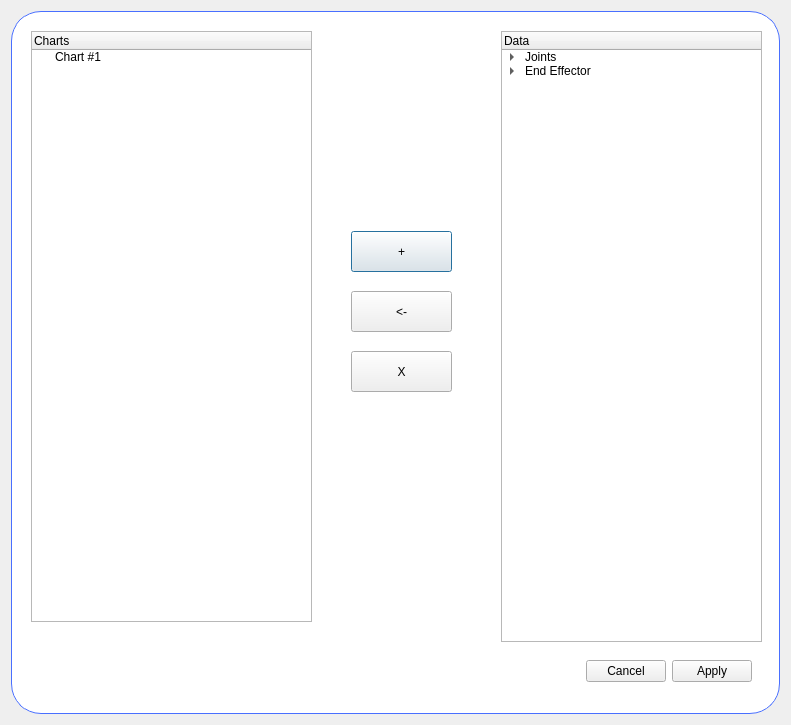
Old version of the form src/PlotConfigDialog.ui in the repository thinkexist1989/rocos-viz.
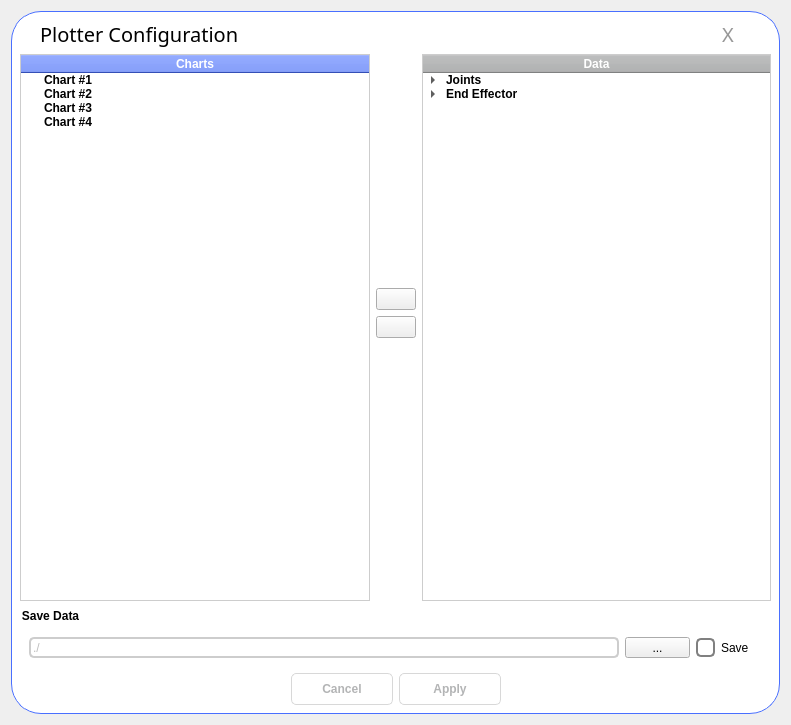
New version of the form. Icons and pictures are not drawn.

Commit message:
Not Finished! Update About and Plotter
修改了关于界面和Plotter配置界面相关内容

```diff
--- a/src/PlotConfigDialog.ui
+++ b/src/PlotConfigDialog.ui
@@ -24,24 +24,257 @@
    border: 1px solid #496FFF;
 }</string>
      </property>
-     <widget class="QTreeWidget" name="treeWidget">
-      <property name="geometry">
-       <rect>
-        <x>490</x>
-        <y>20</y>
-        <width>261</width>
-        <height>611</height>
-       </rect>
+     <layout class="QGridLayout" name="gridLayout_2">
+      <item row="0" column="0" colspan="3">
+       <layout class="QHBoxLayout" name="horizontalLayout" stretch="3,10,1">
+        <property name="leftMargin">
+         <number>20</number>
+        </property>
+        <property name="rightMargin">
+         <number>20</number>
+        </property>
+        <item>
+         <widget class="QLabel" name="label_3">
+          <property name="font">
+           <font>
+            <family>Alibaba PuHuiTi 3.0</family>
+            <pointsize>15</pointsize>
+            <italic>false</italic>
+            <bold>false</bold>
+           </font>
+          </property>
+          <property name="styleSheet">
+           <string notr="true">QLabel {
+    	font: 15pt &quot;Alibaba PuHuiTi 3.0&quot;;
+}</string>
+          </property>
+          <property name="text">
+           <string>Plotter Configuration</string>
+          </property>
+         </widget>
+        </item>
+        <item>
+         <spacer name="horizontalSpacer">
+          <property name="orientation">
+           <enum>Qt::Horizontal</enum>
+          </property>
+          <property name="sizeHint" stdset="0">
+           <size>
+            <width>40</width>
+            <height>20</height>
+           </size>
+          </property>
+         </spacer>
+        </item>
+        <item>
+         <widget class="QPushButton" name="exitButton">
+          <property name="sizePolicy">
+           <sizepolicy hsizetype="Preferred" vsizetype="Preferred">
+            <horstretch>0</horstretch>
+            <verstretch>0</verstretch>
+           </sizepolicy>
+          </property>
+          <property name="font">
+           <font>
+            <family>Alibaba PuHuiTi 3.0</family>
+            <pointsize>15</pointsize>
+            <italic>false</italic>
+            <bold>false</bold>
+           </font>
+          </property>
+          <property name="styleSheet">
+           <string notr="true">QPushButton {
+    font: 15pt &quot;Alibaba PuHuiTi 3.0&quot;;
+
+	border: 0px solid #D8D8D8;
+	border-radius: 40px;
+	color: #979797;
+}
+
+QPushButton:hover {
+	background-color: #496FFF;
+	color: white;
+}
+
+QPushButton:pressed, QPushButton:checked {
+	color: red;
+}
+</string>
+          </property>
+          <property name="text">
+           <string>X</string>
+          </property>
+         </widget>
+        </item>
+       </layout>
+      </item>
+      <item row="1" column="0" rowspan="4">
+       <widget class="QTreeWidget" name="plotTree">
+        <property name="styleSheet">
+         <string notr="true">QTreeWidget {
+    background-color: #ffffff;
+    color: #000000;
+    border: 1px solid #cdcdcd;
+}
+
+
+QHeaderView {
+    background-color: rgb(73, 111, 255);
+    color: white;
+    font-weight: bold;
+}
+
+QTreeWidget::item{
+    background: white;
+}
+
+QTreeView::item:hover {
+    background: rgb(69, 187, 217);
+}
+
+QTreeView::item:selected:active{
+    background: rgb(63, 147, 168);
+}
+
+QTreeView::item:selected:!active {
+    background: rgb(63, 147, 168);
+}
+</string>
+        </property>
+        <property name="animated">
+         <bool>true</bool>
+        </property>
+        <column>
+         <property name="text">
+          <string>Charts</string>
+         </property>
+         <property name="textAlignment">
+          <set>AlignCenter</set>
+         </property>
+        </column>
+        <item>
+         <property name="text">
+          <string>Chart #1</string>
+         </property>
+         <property name="font">
+          <font>
+           <bold>true</bold>
+          </font>
+         </property>
+        </item>
+        <item>
+         <property name="text">
+          <string>Chart #2</string>
+         </property>
+         <property name="font">
+          <font>
+           <bold>true</bold>
+          </font>
+         </property>
+        </item>
+        <item>
+         <property name="text">
+          <string>Chart #3</string>
+         </property>
+         <property name="font">
+          <font>
+           <bold>true</bold>
+          </font>
+         </property>
+        </item>
+        <item>
+         <property name="text">
+          <string>Chart #4</string>
+         </property>
+         <property name="font">
+          <font>
+           <bold>true</bold>
+          </font>
+         </property>
+        </item>
+       </widget>
+      </item>
+      <item row="1" column="1">
+       <spacer name="verticalSpacer">
+        <property name="orientation">
+         <enum>Qt::Vertical</enum>
+        </property>
+        <property name="sizeHint" stdset="0">
+         <size>
+          <width>20</width>
+          <height>247</height>
+         </size>
+        </property>
+       </spacer>
+      </item>
+      <item row="1" column="2" rowspan="4">
+       <widget class="QTreeWidget" name="dataTree">
+        <property name="styleSheet">
+         <string notr="true">QTreeWidget {
+    background-color: #ffffff;
+    color: #000000;
+    border: 1px solid #cdcdcd;
+}
+
+
+QHeaderView {
+    background-color:  #B3B4B5;
+    color: white;
+    font-weight: bold;
+}
+
+QTreeWidget::item{
+    background: white;
+}
+
+QTreeView::item:hover {
+    background: rgb(69, 187, 217);
+}
+
+QTreeView::item:selected:active{
+    background: rgb(63, 147, 168);
+}
+
+QTreeView::item:selected:!active {
+    background: rgb(63, 147, 168);
+}
+</string>
+        </property>
+        <property name="selectionMode">
+         <enum>QAbstractItemView::MultiSelection</enum>
+        </property>
+        <property name="animated">
+         <bool>true</bool>
       </property>
       <column>
        <property name="text">
         <string>Data</string>
        </property>
+         <property name="textAlignment">
+          <set>AlignCenter</set>
+         </property>
       </column>
       <item>
        <property name="text">
         <string>Joints</string>
        </property>
+         <property name="font">
+          <font>
+           <bold>true</bold>
+          </font>
+         </property>
+         <property name="background">
+          <brush brushstyle="NoBrush">
+           <color alpha="255">
+            <red>0</red>
+            <green>0</green>
+            <blue>0</blue>
+           </color>
+          </brush>
+         </property>
+         <property name="flags">
+          <set>ItemIsDragEnabled|ItemIsDropEnabled|ItemIsUserCheckable|ItemIsEnabled</set>
+         </property>
        <item>
         <property name="text">
          <string>Position</string>
@@ -67,6 +300,14 @@
        <property name="text">
         <string>End Effector</string>
        </property>
+         <property name="font">
+          <font>
+           <bold>true</bold>
+          </font>
+         </property>
+         <property name="flags">
+          <set>ItemIsDragEnabled|ItemIsDropEnabled|ItemIsUserCheckable|ItemIsEnabled</set>
+         </property>
        <item>
         <property name="text">
          <string>Pose</string>
@@ -139,80 +380,188 @@
        </item>
       </item>
      </widget>
-     <widget class="QPushButton" name="pushButton_3">
-      <property name="geometry">
-       <rect>
-        <x>340</x>
-        <y>220</y>
-        <width>101</width>
-        <height>41</height>
-       </rect>
-      </property>
+      </item>
+      <item row="2" column="1">
+       <widget class="QPushButton" name="addBtn">
       <property name="text">
-       <string>+</string>
-      </property>
-     </widget>
-     <widget class="QPushButton" name="pushButton_2">
-      <property name="geometry">
-       <rect>
-        <x>340</x>
-        <y>340</y>
-        <width>101</width>
-        <height>41</height>
-       </rect>
-      </property>
+         <string/>
+        </property>
+        <property name="icon">
+         <iconset resource="../res.qrc">
+          <normaloff>:/res/left-arrow2.png</normaloff>:/res/left-arrow2.png</iconset>
+        </property>
+        <property name="iconSize">
+         <size>
+          <width>25</width>
+          <height>25</height>
+         </size>
+        </property>
+       </widget>
+      </item>
+      <item row="3" column="1">
+       <widget class="QPushButton" name="removeBtn">
       <property name="text">
-       <string>X</string>
-      </property>
-     </widget>
-     <widget class="QPushButton" name="pushButton">
-      <property name="geometry">
-       <rect>
-        <x>340</x>
-        <y>280</y>
-        <width>101</width>
-        <height>41</height>
-       </rect>
-      </property>
+         <string/>
+        </property>
+        <property name="icon">
+         <iconset resource="../res.qrc">
+          <normaloff>:/res/trash.png</normaloff>:/res/trash.png</iconset>
+        </property>
+        <property name="iconSize">
+         <size>
+          <width>25</width>
+          <height>25</height>
+         </size>
+        </property>
+       </widget>
+      </item>
+      <item row="4" column="1">
+       <spacer name="verticalSpacer_2">
+        <property name="orientation">
+         <enum>Qt::Vertical</enum>
+        </property>
+        <property name="sizeHint" stdset="0">
+         <size>
+          <width>20</width>
+          <height>282</height>
+         </size>
+        </property>
+       </spacer>
+      </item>
+      <item row="5" column="0" colspan="3">
+       <widget class="QGroupBox" name="groupBox">
+        <property name="styleSheet">
+         <string notr="true">QGroupBox {
+	font: 700 11pt &quot;Alibaba PuHuiTi 3.0&quot;;
+	font-weight: bold;
+	background-color: white;
+	border-radius: 10px;
+}</string>
+        </property>
+        <property name="title">
+         <string>Save Data</string>
+        </property>
+        <layout class="QHBoxLayout" name="horizontalLayout_2" stretch="18,2,2">
+         <property name="topMargin">
+          <number>30</number>
+         </property>
+         <item>
+          <widget class="QLineEdit" name="dataSavePathEdit">
+           <property name="enabled">
+            <bool>false</bool>
+           </property>
+           <property name="sizePolicy">
+            <sizepolicy hsizetype="Preferred" vsizetype="Preferred">
+             <horstretch>0</horstretch>
+             <verstretch>0</verstretch>
+            </sizepolicy>
+           </property>
+           <property name="styleSheet">
+            <string notr="true">QLineEdit {
+	background-color: white;
+	border-radius: 5px;
+	border: 2px solid #cdcdcd;
+}</string>
+           </property>
       <property name="text">
-       <string>&lt;-</string>
-      </property>
-     </widget>
-     <widget class="QTreeWidget" name="treeWidget_2">
-      <property name="geometry">
-       <rect>
-        <x>20</x>
-        <y>20</y>
-        <width>281</width>
-        <height>591</height>
-       </rect>
-      </property>
-      <column>
+            <string>./</string>
+           </property>
+          </widget>
+         </item>
+         <item>
+          <widget class="QToolButton" name="dirButton">
+           <property name="sizePolicy">
+            <sizepolicy hsizetype="Preferred" vsizetype="Preferred">
+             <horstretch>0</horstretch>
+             <verstretch>0</verstretch>
+            </sizepolicy>
+           </property>
        <property name="text">
-        <string>Charts</string>
-       </property>
-      </column>
+            <string>...</string>
+           </property>
+          </widget>
+         </item>
       <item>
+          <widget class="QCheckBox" name="saveCheck">
+           <property name="sizePolicy">
+            <sizepolicy hsizetype="Preferred" vsizetype="Preferred">
+             <horstretch>0</horstretch>
+             <verstretch>0</verstretch>
+            </sizepolicy>
+           </property>
+           <property name="styleSheet">
+            <string notr="true">QCheckBox {
+   font: 11pt &quot;Alibaba PuHuiTi 3.0&quot;;
+}
+
+QCheckBox::indicator {
+    background-color: white;
+	border: 2px solid gray;
+    border-radius: 5px;
+    width: 15px;
+    height: 15px;
+}
+
+QCheckBox::indicator:checked {
+	border: 2px solid gray;
+    background-color:  rgb(73, 111, 255);
+}
+
+QCheckBox::indicator:unchecked {
+   
+}</string>
+           </property>
        <property name="text">
-        <string>Chart #1</string>
-       </property>
-      </item>
-     </widget>
+            <string>Save</string>
+           </property>
+           <property name="iconSize">
+            <size>
+             <width>16</width>
+             <height>16</height>
+            </size>
+           </property>
+          </widget>
+         </item>
+        </layout>
+       </widget>
+      </item>
+      <item row="6" column="0" colspan="3">
      <widget class="QDialogButtonBox" name="buttonBox">
-      <property name="geometry">
-       <rect>
-        <x>400</x>
-        <y>640</y>
-        <width>341</width>
-        <height>41</height>
-       </rect>
-      </property>
       <property name="sizePolicy">
        <sizepolicy hsizetype="Expanding" vsizetype="Preferred">
         <horstretch>0</horstretch>
         <verstretch>0</verstretch>
        </sizepolicy>
       </property>
+        <property name="layoutDirection">
+         <enum>Qt::LeftToRight</enum>
+        </property>
+        <property name="styleSheet">
+         <string notr="true">QDialogButtonBox {
+   margin-right: 20px;
+}
+
+QPushButton {
+	background-color: white;
+	border: 1px solid #D8D8D8;
+	border-radius: 5px;
+	color: #B3B4B5;
+	font-weight: bold;
+   width: 100px;
+   height: 30px;
+}
+
+QPushButton:hover {
+	background-color: #D8D8D8;
+	color: #262626;
+}
+
+QPushButton:pressed, QPushButton:checked {
+	background-color: #DFF3FC;
+	color: #262626;
+	border: 0;
+}</string>
+        </property>
       <property name="orientation">
        <enum>Qt::Horizontal</enum>
       </property>
@@ -220,9 +569,11 @@
        <set>QDialogButtonBox::Apply|QDialogButtonBox::Cancel</set>
       </property>
       <property name="centerButtons">
-       <bool>false</bool>
-      </property>
-     </widget>
+         <bool>true</bool>
+        </property>
+       </widget>
+      </item>
+     </layout>
     </widget>
    </item>
   </layout>
```
Left out of the diff: 20 changed lines with no effect on the pictures. Lines whose indentation alone changed are shown as unchanged. The commit also changes 14 other files.
